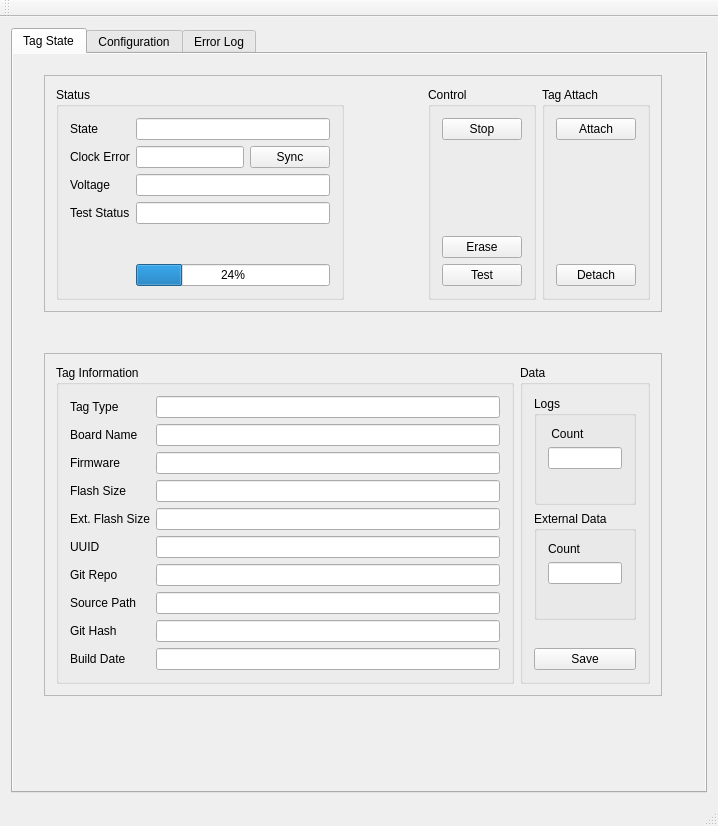
This is software/host/qtmon/mainwindow.ui in tag-designs/software as Qt 5 draws it before an edit. The edited form follows.
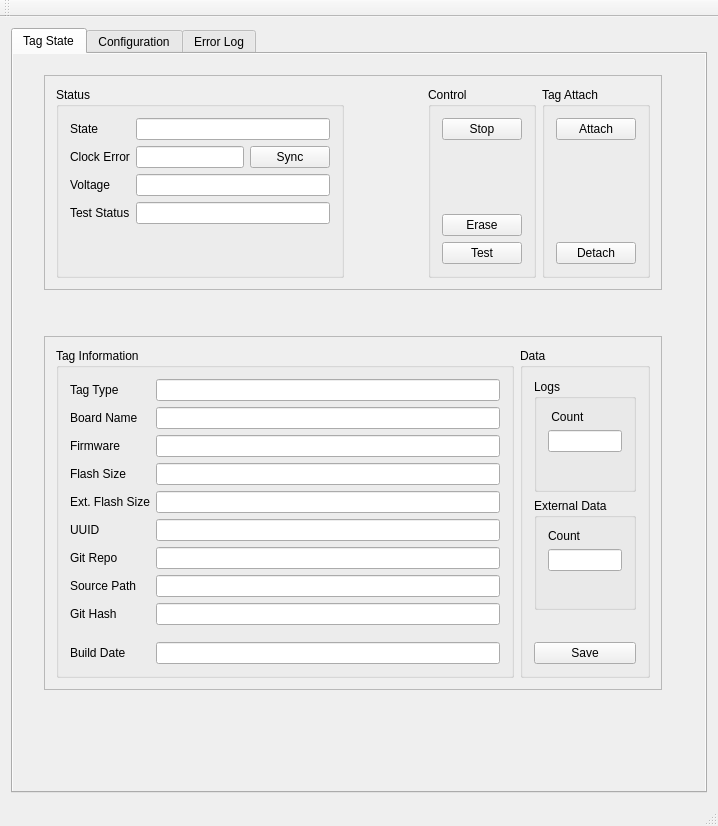
This is the edited form. The open tabs and pages were chosen to show the change. Custom widgets are drawn as their Qt base class.

Patch:
```diff
--- a/software/host/qtmon/mainwindow.ui
+++ b/software/host/qtmon/mainwindow.ui
@@ -212,19 +212,6 @@
                    </property>
                   </spacer>
                  </item>
-                 <item row="7" column="1">
-                  <widget class="QProgressBar" name="progressBar">
-                   <property name="enabled">
-                    <bool>true</bool>
-                   </property>
-                   <property name="value">
-                    <number>24</number>
-                   </property>
-                   <property name="textVisible">
-                    <bool>true</bool>
-                   </property>
-                  </widget>
-                 </item>
                 </layout>
                </widget>
               </item>
```
Left out of the diff: 44 changed lines with no effect on the pictures.
